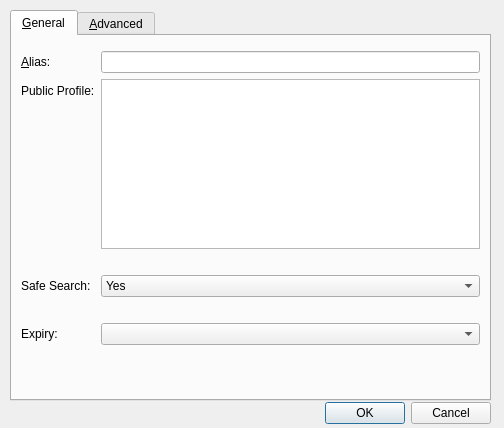
This is src/qt/forms/editaliasdialog.ui in sschepis/syscoin2 as Qt 5 draws it before an edit. The edited form follows.
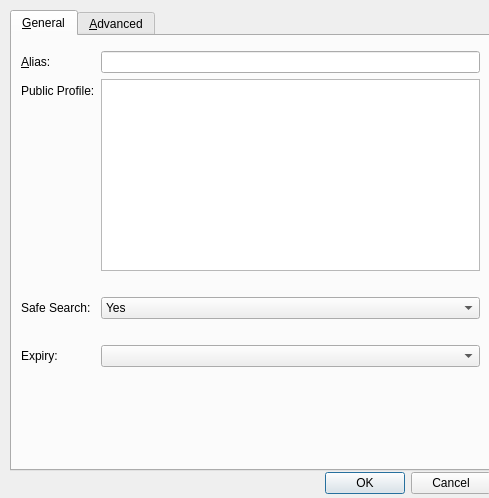
This is the edited form. Custom widgets are drawn as their Qt base class.

Commit message: increase height for alias edit

```diff
--- a/src/qt/forms/editaliasdialog.ui
+++ b/src/qt/forms/editaliasdialog.ui
@@ -6,8 +6,8 @@
    <rect>
     <x>0</x>
     <y>0</y>
-    <width>504</width>
-    <height>428</height>
+    <width>489</width>
+    <height>498</height>
    </rect>
   </property>
   <property name="windowTitle">
@@ -19,7 +19,7 @@
      <x>10</x>
      <y>10</y>
      <width>481</width>
-     <height>391</height>
+     <height>461</height>
     </rect>
    </property>
    <property name="currentIndex">
@@ -221,7 +221,7 @@
    <property name="geometry">
     <rect>
      <x>10</x>
-     <y>400</y>
+     <y>470</y>
      <width>481</width>
      <height>27</height>
     </rect>
```
Left out of the diff: 4 changed lines with no effect on the pictures.
